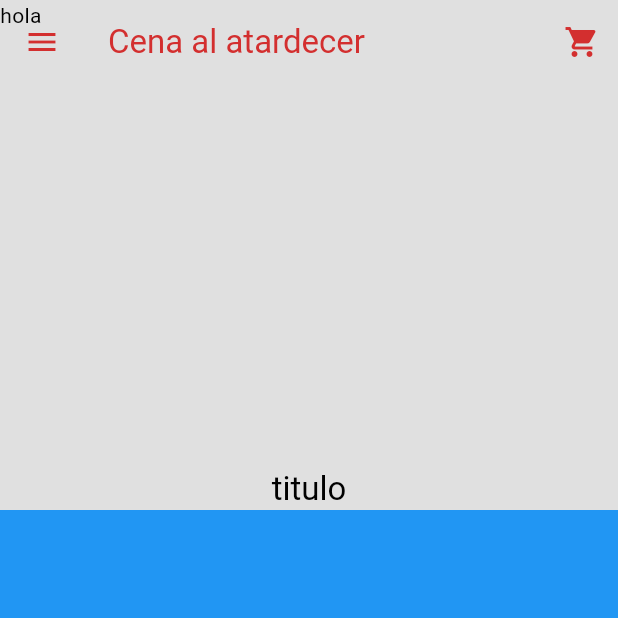
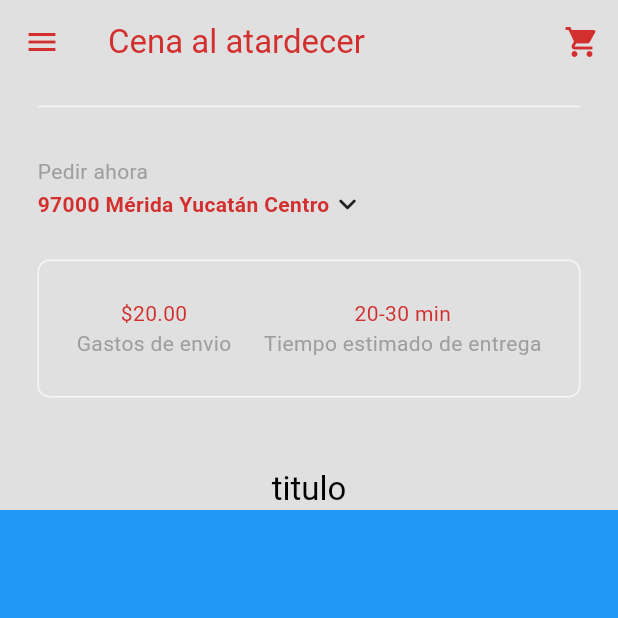
Before and after one commit to zeuss1102/delivery_app_emilio_puigcerver, a Flutter app: the screen it shows after launch, after a tap on "Ingresar", on a phone screen of 412 x 824 dp, the top half of it. Run offline on Flutter 3.47's test engine with Material 3 defaults, Android fonts, the phone set to English and light mode, and no system bars.

```diff
--- /dev/null
+++ b/lib/componets/my_current_location.dart
@@ -0,0 +1,62 @@
+import 'package:flutter/material.dart';
+
+class MyCurrentLocation extends StatelessWidget {
+  const MyCurrentLocation({super.key});
+
+  void openLocationSearchBox(BuildContext context){
+    showDialog(context: context,
+    builder: (context)=> AlertDialog(
+      title: const Text("Tu ubicación"),
+      content:const TextField(
+        decoration: const InputDecoration(hintText: "Buscar dirección..."),// crea una ventana foltante donde se puede checar la ubicación
+      ),
+      actions: [
+        //botón de cancelación
+        MaterialButton(
+          onPressed: () => Navigator.pop(context),
+          child: const Text("Cancelar"),
+          ),
+
+        //botón de guardado
+        MaterialButton(
+          onPressed: () => Navigator.pop(context),
+          child: const Text("Guardar"),
+          ),
+      ],
+    ),
+    );
+  }
+
+  @override
+  Widget build(BuildContext context) {
+    return Padding(
+      padding: const EdgeInsets.all(25.0),
+      child: Column(
+        crossAxisAlignment: CrossAxisAlignment.start,
+        children: [
+          Text("Pedir ahora", style: TextStyle
+          (color: Theme.of(context).colorScheme.primary
+
+          ),
+          ),
+          GestureDetector(
+            onTap:() => openLocationSearchBox(context),
+            child: Row(
+            children: [
+               //en este apartado del código se verá  la parte de la dirección del ususario
+              Text("97000 Mérida Yucatán Centro" ,style: TextStyle
+              (color: Theme.of(context).colorScheme.inversePrimary,
+              fontWeight: FontWeight.bold,
+              ),
+              ),
+
+               //despliegue del menú
+              Icon(Icons.keyboard_arrow_down_rounded),
+              ],
+            ),
+          ),
+        ],
+      ),
+    );
+  }
+}
--- /dev/null
+++ b/lib/componets/my_description_box.dart
@@ -0,0 +1,42 @@
+import 'package:flutter/material.dart';
+
+class MyDescriptionBox extends StatelessWidget {
+  const MyDescriptionBox({super.key});
+
+  @override
+  Widget build(BuildContext context) {
+    //estilo de texto
+    var myPrimaryTextStyle = TextStyle(
+      color: Theme.of(context).colorScheme.inversePrimary);
+      var mySecondaryTextStyle = TextStyle(
+      color: Theme.of(context).colorScheme.primary);
+
+    return Container(
+      decoration: BoxDecoration(
+        border: Border.all(color: Theme.of(context).colorScheme.secondary),
+        borderRadius: BorderRadius.circular(8),
+      ),
+      padding: const EdgeInsets.all(25),
+      margin:const EdgeInsets.only(left: 25, right: 25, bottom: 25),
+      child: Row(
+        mainAxisAlignment: MainAxisAlignment.spaceBetween,
+        children: [
+          // este es el apartado de los gastos de envio
+          Column(
+            children: [
+              Text('\$20.00', style: myPrimaryTextStyle,),
+              Text('Gastos de envio', style: mySecondaryTextStyle,),
+            ],
+          ),
+          // este apartado es del tiempo de entrega / envio
+          Column(
+            children: [
+              Text('20-30 min', style: myPrimaryTextStyle,),
+              Text('Tiempo estimado de entrega',style: mySecondaryTextStyle,),
+            ],
+          ),
+        ],
+      ),
+    );
+  }
+}
--- a/lib/componets/my_sliver_app_bar.dart
+++ b/lib/componets/my_sliver_app_bar.dart
@@ -19,14 +19,17 @@ class MySliverAppBar extends StatelessWidget {
       actions: [
         //botón del carrito de compras
         IconButton(onPressed: (){},
-        icon: Icon(Icons.shopping_cart),
+        icon: const Icon(Icons.shopping_cart),
         )
       ],
       backgroundColor: Theme.of(context).colorScheme.surface,
       foregroundColor: Theme.of(context).colorScheme.inversePrimary,
-      title: Text("Cena al atardecer"),
+      title: const Text("Cena al atardecer"),
       flexibleSpace: FlexibleSpaceBar(
-        background: child,
+        background: Padding(
+          padding: const EdgeInsets.only(bottom: 50.0),
+          child: child,
+        ),
         title: title,
         centerTitle: true,
         titlePadding: const EdgeInsets.only(left: 0, right: 0, top: 0),
--- /dev/null
+++ b/lib/componets/my_tab_bar.dart
@@ -0,0 +1 @@
+import 'package:flutter/material.dart';
--- a/lib/pages/home_page.dart
+++ b/lib/pages/home_page.dart
@@ -1,3 +1,5 @@
+import 'package:delivery_app_emilio_puigcerver/componets/my_current_location.dart';
+import 'package:delivery_app_emilio_puigcerver/componets/my_description_box.dart';
 import 'package:delivery_app_emilio_puigcerver/componets/my_drawer.dart';
 import 'package:delivery_app_emilio_puigcerver/componets/my_sliver_app_bar.dart';
 import 'package:flutter/material.dart';
@@ -17,8 +19,22 @@ class _HomePageState extends State<HomePage> {
       body: NestedScrollView(
         headerSliverBuilder: (context, InnerBoxIsScrolled) => [
           MySliverAppBar(
-            child: Text('hola'),
-            title: Text('titulo'),)
+            title: Text('titulo'),
+            child: Column(
+              mainAxisAlignment: MainAxisAlignment.end ,
+              children: [
+
+                Divider(indent: 25,
+                endIndent: 25,
+                color: Theme.of(context).colorScheme.secondary,
+                ),
+               // servira para la ubicación actual
+              const MyCurrentLocation(),
+
+               // apartado de descripción de producto
+              const MyDescriptionBox(),
+              ],
+            ),)
         ],
         body: Container(color: Colors.blue),
         ),
```
